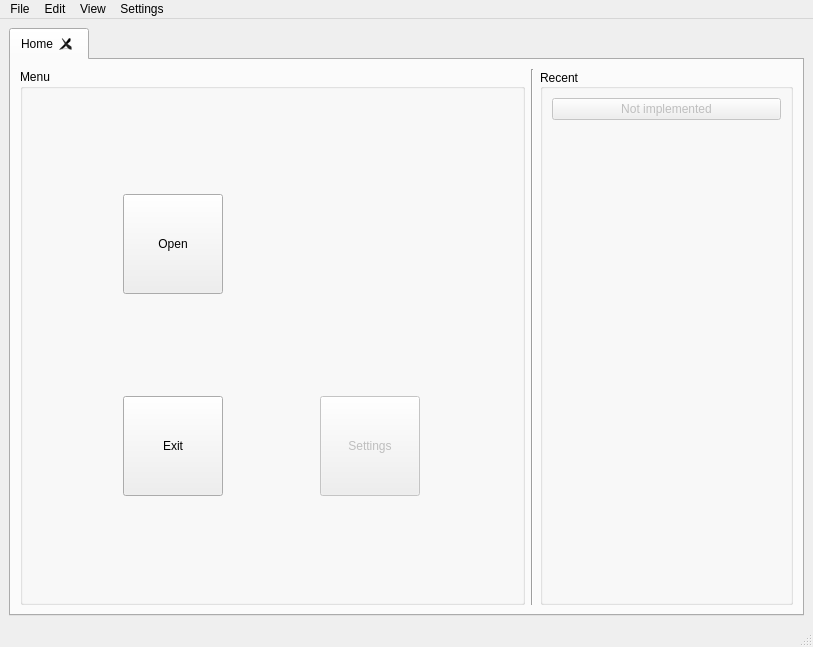
Old version of the form UI/MainWindow.ui in the repository alexe-mgn/OCR.
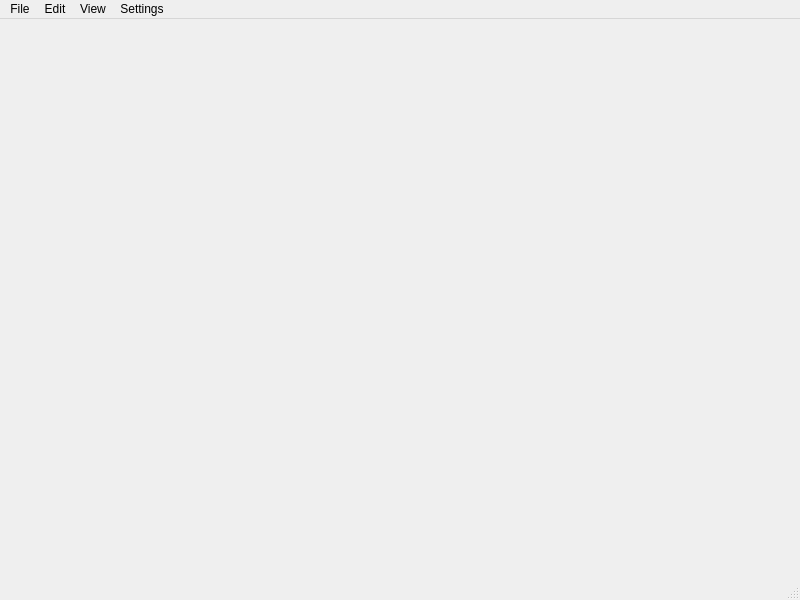
New version of the form.

Patch:
```diff
--- a/UI/MainWindow.ui
+++ b/UI/MainWindow.ui
@@ -6,179 +6,30 @@
    <rect>
     <x>0</x>
     <y>0</y>
-    <width>813</width>
-    <height>647</height>
+    <width>800</width>
+    <height>600</height>
    </rect>
   </property>
   <property name="windowTitle">
    <string>MainWindow</string>
   </property>
   <widget class="QWidget" name="mainWindowContents">
-   <layout class="QHBoxLayout" name="horizontalLayout">
-    <item>
-     <widget class="QTabWidget" name="tabWidget">
-      <property name="tabShape">
-       <enum>QTabWidget::Rounded</enum>
-      </property>
-      <property name="currentIndex">
-       <number>0</number>
-      </property>
-      <property name="elideMode">
-       <enum>Qt::ElideNone</enum>
-      </property>
-      <property name="usesScrollButtons">
-       <bool>true</bool>
-      </property>
-      <property name="tabsClosable">
-       <bool>true</bool>
-      </property>
-      <property name="movable">
-       <bool>true</bool>
-      </property>
-      <widget class="QWidget" name="homeTab">
-       <attribute name="title">
-        <string>Home</string>
-       </attribute>
-       <layout class="QHBoxLayout" name="horizontalLayout_2" stretch="2,0,1">
-        <item>
-         <widget class="QGroupBox" name="groupBox">
-          <property name="title">
-           <string>Menu</string>
-          </property>
-          <layout class="QGridLayout" name="gridLayout">
-           <item row="0" column="0">
-            <widget class="QPushButton" name="openButton">
-             <property name="sizePolicy">
-              <sizepolicy hsizetype="Fixed" vsizetype="Fixed">
-               <horstretch>0</horstretch>
-               <verstretch>0</verstretch>
-              </sizepolicy>
-             </property>
-             <property name="minimumSize">
-              <size>
-               <width>100</width>
-               <height>100</height>
-              </size>
-             </property>
-             <property name="baseSize">
-              <size>
-               <width>0</width>
-               <height>0</height>
-              </size>
-             </property>
-             <property name="text">
-              <string>Open</string>
-             </property>
-            </widget>
-           </item>
-           <item row="1" column="0">
-            <widget class="QPushButton" name="exitButton">
-             <property name="sizePolicy">
-              <sizepolicy hsizetype="Fixed" vsizetype="Fixed">
-               <horstretch>0</horstretch>
-               <verstretch>0</verstretch>
-              </sizepolicy>
-             </property>
-             <property name="minimumSize">
-              <size>
-               <width>100</width>
-               <height>100</height>
-              </size>
-             </property>
-             <property name="baseSize">
-              <size>
-               <width>0</width>
-               <height>0</height>
-              </size>
-             </property>
-             <property name="text">
-              <string>Exit</string>
-             </property>
-            </widget>
-           </item>
-           <item row="1" column="1">
-            <widget class="QPushButton" name="settingsButton">
-             <property name="enabled">
-              <bool>false</bool>
-             </property>
-             <property name="sizePolicy">
-              <sizepolicy hsizetype="Fixed" vsizetype="Fixed">
-               <horstretch>0</horstretch>
-               <verstretch>0</verstretch>
-              </sizepolicy>
-             </property>
-             <property name="minimumSize">
-              <size>
-               <width>100</width>
-               <height>100</height>
-              </size>
-             </property>
-             <property name="baseSize">
-              <size>
-               <width>0</width>
-               <height>0</height>
-              </size>
-             </property>
-             <property name="text">
-              <string>Settings</string>
-             </property>
-            </widget>
-           </item>
-          </layout>
-         </widget>
-        </item>
-        <item>
-         <widget class="Line" name="line">
-          <property name="orientation">
-           <enum>Qt::Vertical</enum>
-          </property>
-         </widget>
-        </item>
-        <item>
-         <widget class="QGroupBox" name="recentGroupBox">
-          <property name="sizePolicy">
-           <sizepolicy hsizetype="Preferred" vsizetype="Preferred">
-            <horstretch>0</horstretch>
-            <verstretch>0</verstretch>
-           </sizepolicy>
-          </property>
-          <property name="title">
-           <string>Recent</string>
-          </property>
-          <property name="alignment">
-           <set>Qt::AlignLeading|Qt::AlignLeft|Qt::AlignVCenter</set>
-          </property>
-          <layout class="QVBoxLayout" name="verticalLayout" stretch="0,0">
-           <item>
-            <widget class="QPushButton" name="pushButton">
-             <property name="enabled">
-              <bool>false</bool>
-             </property>
-             <property name="text">
-              <string>Not implemented</string>
-             </property>
-            </widget>
-           </item>
-           <item>
-            <spacer name="verticalSpacer">
-             <property name="orientation">
-              <enum>Qt::Vertical</enum>
-             </property>
-             <property name="sizeHint" stdset="0">
-              <size>
-               <width>20</width>
-               <height>40</height>
-              </size>
-             </property>
-            </spacer>
-           </item>
-          </layout>
-         </widget>
-        </item>
-       </layout>
-      </widget>
-     </widget>
-    </item>
+   <layout class="QVBoxLayout" name="verticalLayout">
+    <property name="spacing">
+     <number>0</number>
+    </property>
+    <property name="leftMargin">
+     <number>0</number>
+    </property>
+    <property name="topMargin">
+     <number>0</number>
+    </property>
+    <property name="rightMargin">
+     <number>0</number>
+    </property>
+    <property name="bottomMargin">
+     <number>0</number>
+    </property>
    </layout>
   </widget>
   <widget class="QMenuBar" name="menubar">
@@ -186,7 +37,7 @@
     <rect>
      <x>0</x>
      <y>0</y>
-     <width>813</width>
+     <width>800</width>
      <height>26</height>
     </rect>
    </property>
```
Left out of the diff: 89 changed lines with no effect on the pictures.
